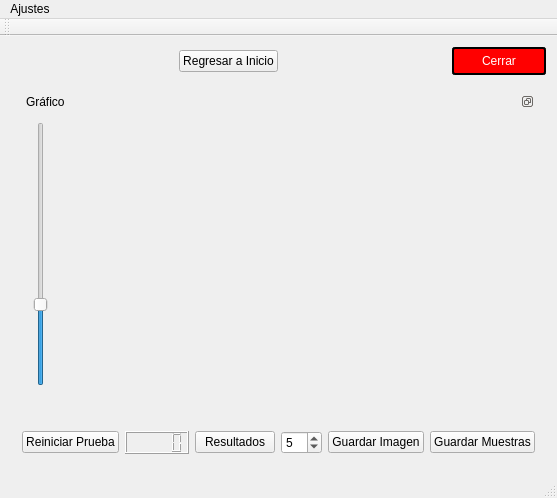
Before: the Qt Designer form mainwindow.ui in hectorda/Bio-Feedback, drawn with Qt 5.
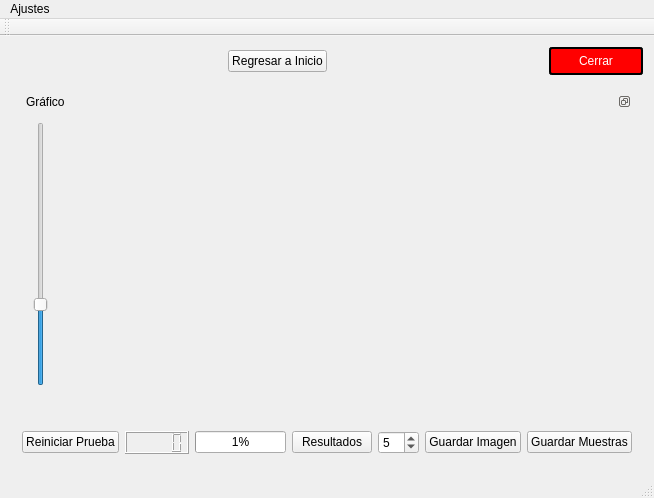
After: the same form once the commit is applied. Icons and pictures are not drawn. Custom widgets are drawn as their Qt base class.

Diff of the .ui file:
```diff
--- a/mainwindow.ui
+++ b/mainwindow.ui
@@ -438,6 +438,13 @@
           <item>
            <widget class="QLCDNumber" name="lcdNumberTiempoTranscurrido"/>
           </item>
+          <item>
+           <widget class="QProgressBar" name="progressBarPrueba">
+            <property name="value">
+             <number>1</number>
+            </property>
+           </widget>
+          </item>
           <item>
            <widget class="QPushButton" name="pushButtonResultados">
             <property name="text">
```
Left out of the diff: 4 changed lines with no effect on the pictures.
